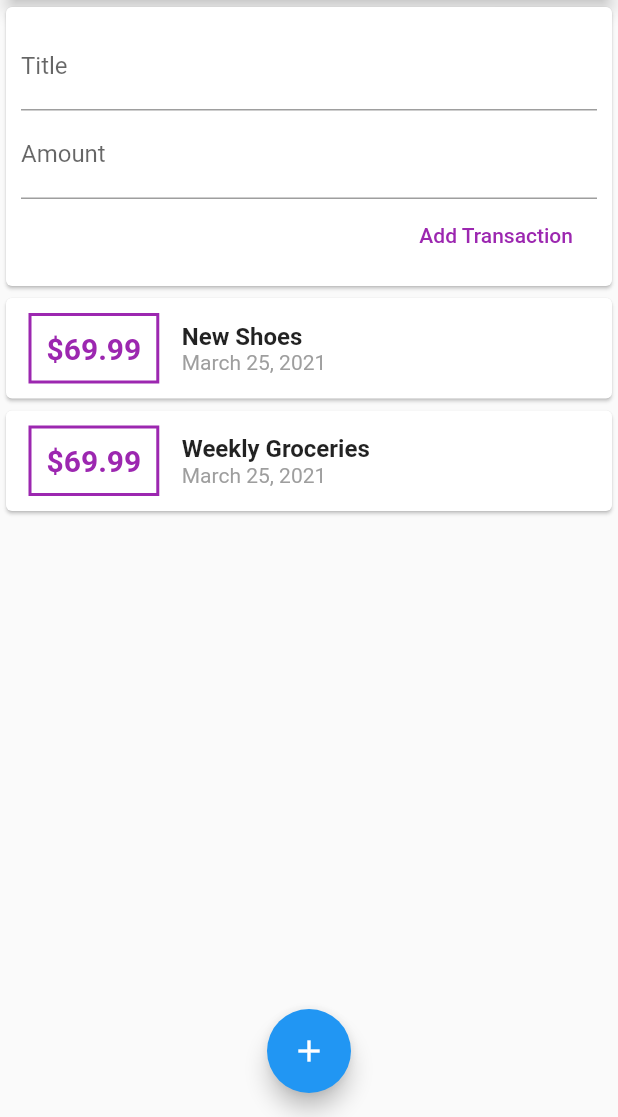
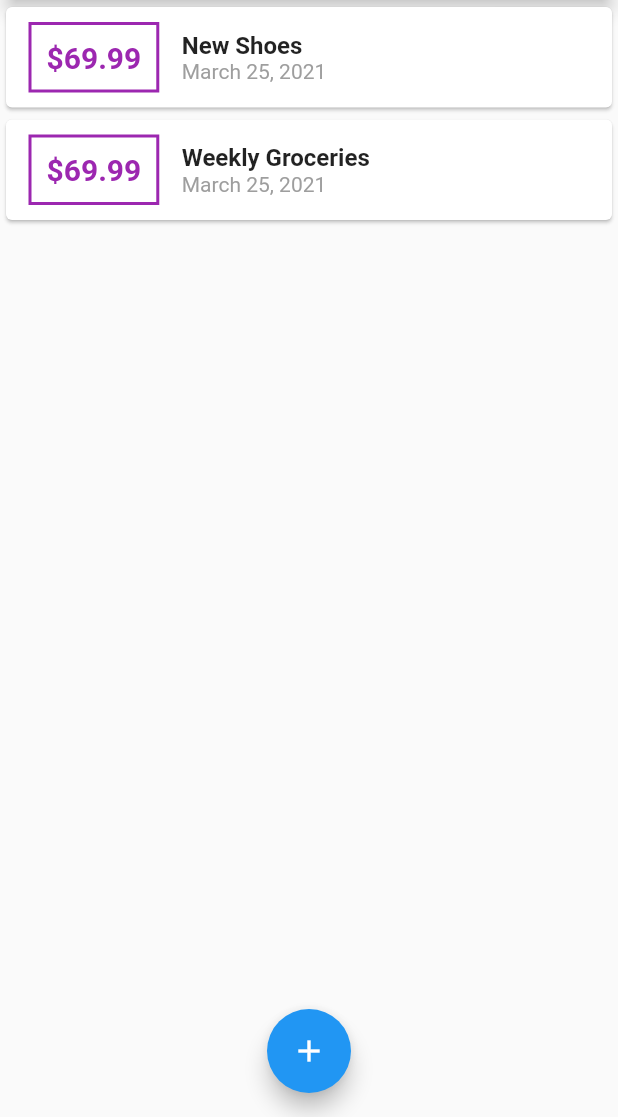
Before and after one commit to iammtw/expense_tracker, a Flutter app: the screen it shows after launch, on a phone screen of 412 x 824 dp, the part 119-1236 px from its top. Run offline on Flutter 3.47's test engine with Material 2 defaults, Android fonts, the phone set to English and light mode, and no system bars.

Commit message:
Modal Done

```diff
--- a/lib/main.dart
+++ b/lib/main.dart
@@ -1,5 +1,4 @@
-import 'package:expense_tracker/widgets/user_transactions.dart';
-
+import 'package:expense_tracker/models/transaction.dart';
 import './widgets/new_transaction.dart';
 import './widgets/transaction_list.dart';
 import 'package:flutter/material.dart';
@@ -20,12 +19,49 @@ class MyApp extends StatelessWidget {
   }
 }
 
-class Homepage extends StatelessWidget {
-  void startAddNewTransaction(ctx) {
+class Homepage extends StatefulWidget {
+  @override
+  _HomepageState createState() => _HomepageState();
+}
+
+class _HomepageState extends State<Homepage> {
+  final List<Transaction> _userTransaction = [
+    Transaction(
+      id: 't1',
+      title: 'New Shoes',
+      amount: 69.99,
+      date: DateTime.now(),
+    ),
+    Transaction(
+      id: 't2',
+      title: 'Weekly Groceries',
+      amount: 69.99,
+      date: DateTime.now(),
+    ),
+  ];
+
+  void _addNewTransaction(String txTitle, double txAmount) {
+    final newTx = Transaction(
+      title: txTitle,
+      amount: txAmount,
+      date: DateTime.now(),
+      id: DateTime.now().toString(),
+    );
+
+    setState(() {
+      _userTransaction.add(newTx);
+    });
+  }
+
+  void _startAddNewTransaction(ctx) {
     showModalBottomSheet(
       context: ctx,
       builder: (bCtx) {
-        return NewTransaction();
+        return GestureDetector(
+          onTap: () {},
+          child: NewTransaction(_addNewTransaction),
+          behavior: HitTestBehavior.opaque,
+        );
       },
     );
   }
@@ -38,7 +74,7 @@ class Homepage extends StatelessWidget {
         actions: [
           IconButton(
             icon: Icon(Icons.add),
-            onPressed: () {},
+            onPressed: () => _startAddNewTransaction(context),
             color: Colors.white,
           )
         ],
@@ -58,14 +94,16 @@ class Homepage extends StatelessWidget {
                 elevation: 5,
               ),
             ),
-            UserTransactions(),
+            TransactionList(
+              transactions: _userTransaction,
+            ),
           ],
         ),
       ),
       floatingActionButtonLocation: FloatingActionButtonLocation.centerFloat,
       floatingActionButton: FloatingActionButton(
         child: Icon(Icons.add),
-        onPressed: () {},
+        onPressed: () => _startAddNewTransaction(context),
       ),
     );
   }
--- a/lib/widgets/user_transactions.dart
+++ /dev/null
@@ -1,51 +0,0 @@
-import 'package:expense_tracker/models/transaction.dart';
-import 'package:expense_tracker/widgets/new_transaction.dart';
-import 'package:expense_tracker/widgets/transaction_list.dart';
-import 'package:flutter/material.dart';
-
-class UserTransactions extends StatefulWidget {
-  @override
-  _UserTransactionsState createState() => _UserTransactionsState();
-}
-
-class _UserTransactionsState extends State<UserTransactions> {
-  final List<Transaction> _userTransaction = [
-    Transaction(
-      id: 't1',
-      title: 'New Shoes',
-      amount: 69.99,
-      date: DateTime.now(),
-    ),
-    Transaction(
-      id: 't2',
-      title: 'Weekly Groceries',
-      amount: 69.99,
-      date: DateTime.now(),
-    ),
-  ];
-
-  void _addNewTransaction(String txTitle, double txAmount) {
-    final newTx = Transaction(
-      title: txTitle,
-      amount: txAmount,
-      date: DateTime.now(),
-      id: DateTime.now().toString(),
-    );
-
-    setState(() {
-      _userTransaction.add(newTx);
-    });
-  }
-
-  @override
-  Widget build(BuildContext context) {
-    return Column(
-      children: [
-        NewTransaction(_addNewTransaction),
-        TransactionList(
-          transactions: _userTransaction,
-        ),
-      ],
-    );
-  }
-}
```
Also changed, not shown: lib/widgets/new_transaction.dart (+9 -2 lines).
